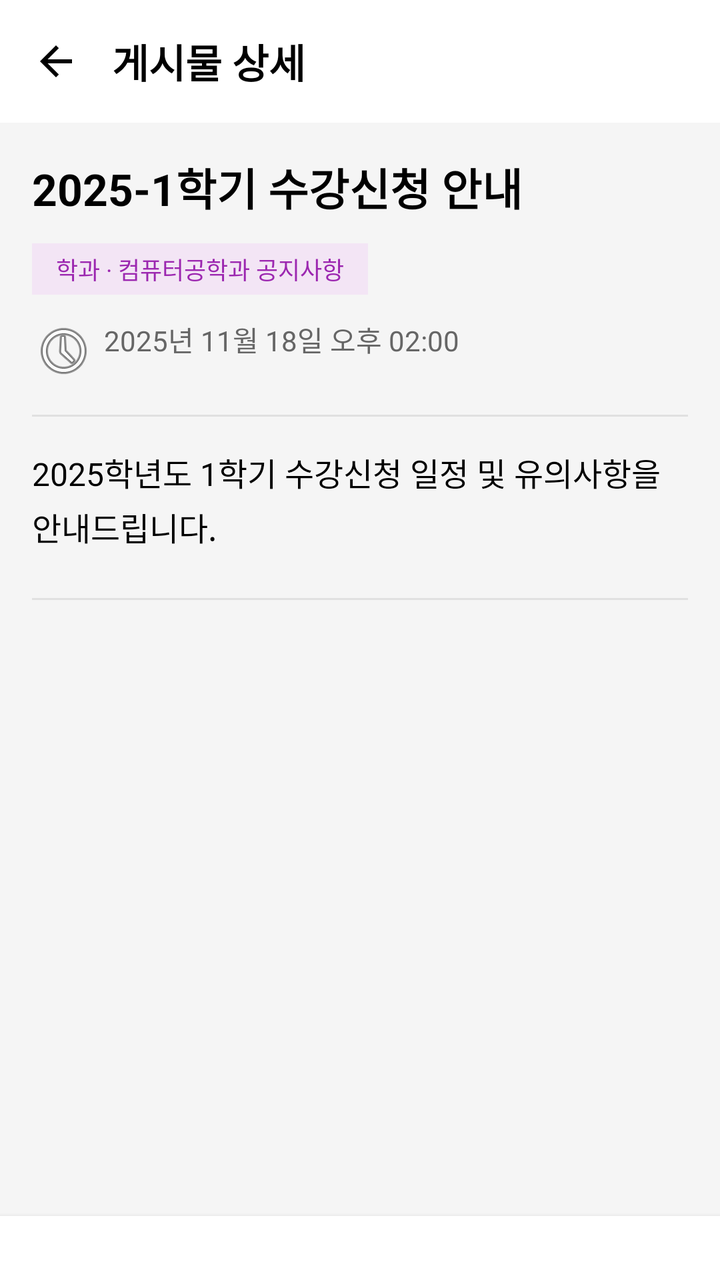
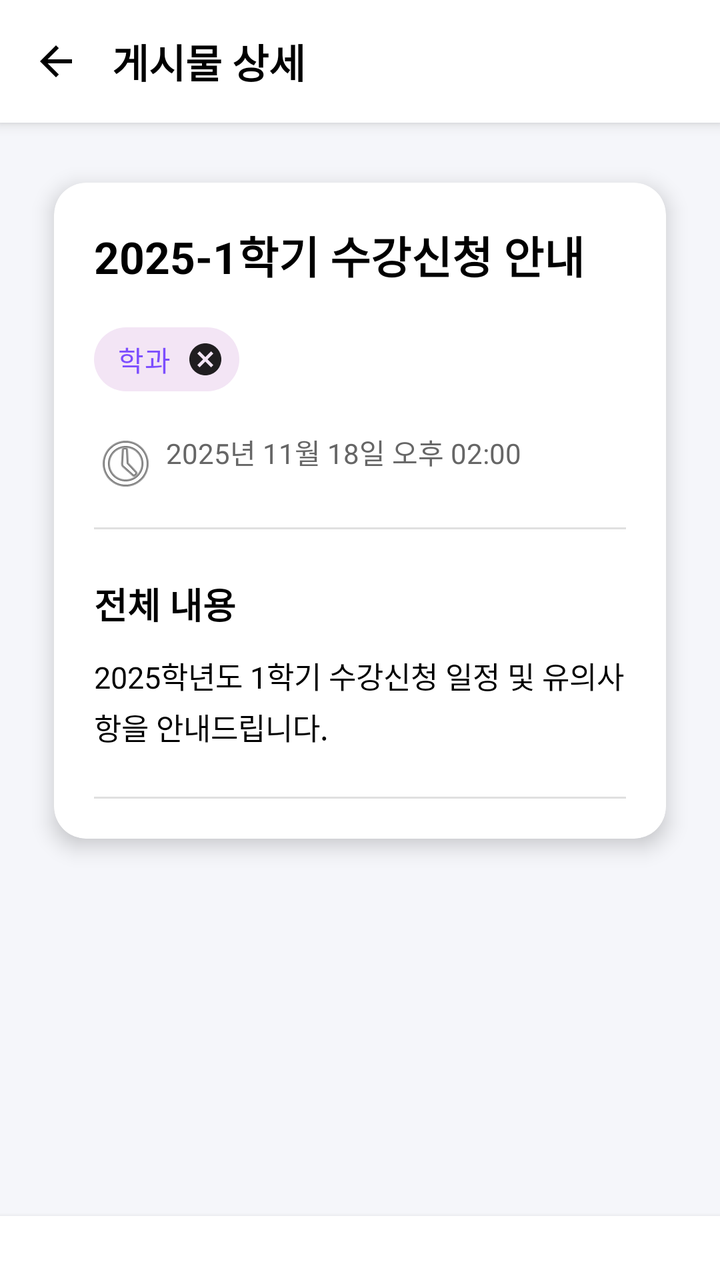

Two renders of the same Android screen: before a commit and after it. Below are the layout's source before the change and the commit's diff.
<!-- AndroidManifest.xml: application theme Theme.mobile_android -->
<!-- res/layout/activity_post_detail.xml -->
<?xml version="1.0" encoding="utf-8"?>
<androidx.constraintlayout.widget.ConstraintLayout xmlns:android="http://schemas.android.com/apk/res/android"
    xmlns:app="http://schemas.android.com/apk/res-auto"
    xmlns:tools="http://schemas.android.com/tools"
    android:layout_width="match_parent"
    android:layout_height="match_parent"
    android:background="#F5F5F5"
    tools:context=".ui.post.PostDetailActivity">

    
    <androidx.constraintlayout.widget.ConstraintLayout
        android:id="@+id/header"
        android:layout_width="match_parent"
        android:layout_height="wrap_content"
        android:background="@android:color/white"
        android:padding="16dp"
        app:layout_constraintTop_toTopOf="parent">

        <ImageButton
            android:id="@+id/btn_back"
            android:layout_width="24dp"
            android:layout_height="24dp"
            android:background="?attr/selectableItemBackgroundBorderless"
            android:contentDescription="뒤로가기"
            android:src="@drawable/ic_arrow_back"
            app:layout_constraintBottom_toBottomOf="parent"
            app:layout_constraintStart_toStartOf="parent"
            app:layout_constraintTop_toTopOf="parent"
            app:tint="@android:color/black" />

        <TextView
            android:id="@+id/toolbar_title"
            android:layout_width="wrap_content"
            android:layout_height="wrap_content"
            android:layout_marginStart="16dp"
            android:text="게시물 상세"
            android:textColor="@android:color/black"
            android:textSize="20sp"
            android:textStyle="bold"
            app:layout_constraintBottom_toBottomOf="parent"
            app:layout_constraintStart_toEndOf="@+id/btn_back"
            app:layout_constraintTop_toTopOf="parent" />

    </androidx.constraintlayout.widget.ConstraintLayout>

    <ScrollView
        android:layout_width="0dp"
        android:layout_height="0dp"
        app:layout_constraintBottom_toTopOf="@+id/bottom_actions"
        app:layout_constraintEnd_toEndOf="parent"
        app:layout_constraintStart_toStartOf="parent"
        app:layout_constraintTop_toBottomOf="@+id/header">

        <androidx.constraintlayout.widget.ConstraintLayout
            android:layout_width="match_parent"
            android:layout_height="wrap_content"
            android:padding="16dp">

            
            <TextView
                android:id="@+id/tv_post_title"
                android:layout_width="0dp"
                android:layout_height="wrap_content"
                android:text="2025-1학기 수강신청 안내"
                android:textColor="@android:color/black"
                android:textSize="22sp"
                android:textStyle="bold"
                app:layout_constraintEnd_toEndOf="parent"
                app:layout_constraintStart_toStartOf="parent"
                app:layout_constraintTop_toTopOf="parent"
                tools:ignore="HardcodedText" />

            
            <TextView
                android:id="@+id/tv_post_category"
                android:layout_width="wrap_content"
                android:layout_height="wrap_content"
                android:layout_marginTop="12dp"
                android:background="#F3E5F5"
                android:paddingHorizontal="12dp"
                android:paddingVertical="4dp"
                android:text="학과 · 컴퓨터공학과 공지사항"
                android:textColor="#9C27B0"
                android:textSize="12sp"
                app:layout_constraintStart_toStartOf="parent"
                app:layout_constraintTop_toBottomOf="@+id/tv_post_title"
                tools:ignore="HardcodedText" />

            
            <TextView
                android:id="@+id/tv_post_created_at"
                android:layout_width="0dp"
                android:layout_height="wrap_content"
                android:layout_marginTop="12dp"
                android:drawablePadding="4dp"
                android:text="2025년 11월 18일 오후 02:00"
                android:textColor="#666666"
                android:textSize="14sp"
                app:drawableStartCompat="@android:drawable/ic_menu_recent_history"
                app:layout_constraintEnd_toEndOf="parent"
                app:layout_constraintStart_toStartOf="parent"
                app:layout_constraintTop_toBottomOf="@+id/tv_post_category"
                tools:ignore="HardcodedText" />

            
            <TextView
                android:id="@+id/tv_post_event_date"
                android:layout_width="0dp"
                android:layout_height="wrap_content"
                android:layout_marginTop="8dp"
                android:drawablePadding="4dp"
                android:text="📅 마감일: 2025년 11월 25일 오전 12:00"
                android:textColor="#666666"
                android:textSize="14sp"
                android:visibility="gone"
                app:layout_constraintEnd_toEndOf="parent"
                app:layout_constraintStart_toStartOf="parent"
                app:layout_constraintTop_toBottomOf="@+id/tv_post_created_at"
                tools:ignore="HardcodedText"
                tools:visibility="visible" />

            
            <TextView
                android:id="@+id/tv_post_location"
                android:layout_width="0dp"
                android:layout_height="wrap_content"
                android:layout_marginTop="8dp"
                android:drawablePadding="4dp"
                android:text="📍 위치"
                android:textColor="#666666"
                android:textSize="14sp"
                android:visibility="gone"
                app:layout_constraintEnd_toEndOf="parent"
                app:layout_constraintStart_toStartOf="parent"
                app:layout_constraintTop_toBottomOf="@+id/tv_post_event_date"
                tools:ignore="HardcodedText"
                tools:visibility="visible" />

            
            <View
                android:id="@+id/divider1"
                android:layout_width="0dp"
                android:layout_height="1dp"
                android:layout_marginTop="16dp"
                android:background="#E0E0E0"
                app:layout_constraintEnd_toEndOf="parent"
                app:layout_constraintStart_toStartOf="parent"
                app:layout_constraintTop_toBottomOf="@+id/tv_post_location" />

            
            <TextView
                android:id="@+id/tv_post_content"
                android:layout_width="0dp"
                android:layout_height="wrap_content"
                android:layout_marginTop="16dp"
                android:lineSpacingExtra="4dp"
                android:text="2025학년도 1학기 수강신청 일정 및 유의사항을 안내드립니다."
                android:textColor="@android:color/black"
                android:textSize="16sp"
                app:layout_constraintEnd_toEndOf="parent"
                app:layout_constraintStart_toStartOf="parent"
                app:layout_constraintTop_toBottomOf="@+id/divider1"
                tools:ignore="HardcodedText" />

            
            <View
                android:id="@+id/divider2"
                android:layout_width="0dp"
                android:layout_height="1dp"
                android:layout_marginTop="24dp"
                android:background="#E0E0E0"
                app:layout_constraintEnd_toEndOf="parent"
                app:layout_constraintStart_toStartOf="parent"
                app:layout_constraintTop_toBottomOf="@+id/tv_post_content" />

            
            <TextView
                android:id="@+id/tv_source_info"
                android:layout_width="0dp"
                android:layout_height="wrap_content"
                android:layout_marginTop="16dp"
                android:background="#F5F5F5"
                android:padding="12dp"
                android:text="원문 확인하기\n\n브라우저에서 게시물 원문을 직접 확인할 수 있습니다"
                android:textColor="#666666"
                android:textSize="14sp"
                android:visibility="gone"
                app:layout_constraintEnd_toEndOf="parent"
                app:layout_constraintStart_toStartOf="parent"
                app:layout_constraintTop_toBottomOf="@+id/divider2"
                tools:visibility="visible" />

            
            <Button
                android:id="@+id/btn_view_source"
                android:layout_width="0dp"
                android:layout_height="wrap_content"
                android:layout_marginTop="12dp"
                android:backgroundTint="#2196F3"
                android:text="게시글 직접 보기"
                android:textColor="@android:color/white"
                android:visibility="gone"
                app:layout_constraintEnd_toEndOf="parent"
                app:layout_constraintStart_toStartOf="parent"
                app:layout_constraintTop_toBottomOf="@+id/tv_source_info"
                tools:visibility="visible" />

        </androidx.constraintlayout.widget.ConstraintLayout>

    </ScrollView>

    
    <LinearLayout
        android:id="@+id/bottom_actions"
        android:layout_width="0dp"
        android:layout_height="wrap_content"
        android:background="@android:color/white"
        android:elevation="4dp"
        android:orientation="vertical"
        android:padding="16dp"
        app:layout_constraintBottom_toBottomOf="parent"
        app:layout_constraintEnd_toEndOf="parent"
        app:layout_constraintStart_toStartOf="parent">

        
        <TextView
            android:id="@+id/tv_calendar_info"
            android:layout_width="match_parent"
            android:layout_height="wrap_content"
            android:layout_marginBottom="8dp"
            android:text="캘린더에 추가하기\n\n마감일을 캘린더에 추가하여 놓치지 마세요"
            android:textColor="#666666"
            android:textSize="14sp"
            android:visibility="gone"
            tools:visibility="visible" />

        
        <Button
            android:id="@+id/btn_add_to_calendar"
            android:layout_width="match_parent"
            android:layout_height="wrap_content"
            android:backgroundTint="#9C27B0"
            android:text="일정 추가하기"
            android:textColor="@android:color/white"
            android:visibility="gone"
            tools:visibility="visible" />

    </LinearLayout>

</androidx.constraintlayout.widget.ConstraintLayout>
<!-- resources referenced by this layout -->
<resources>
  <!-- drawable ic_arrow_back (drawable) -->
  <vector xmlns:android="http://schemas.android.com/apk/res/android"
      android:width="24dp"
      android:height="24dp"
      android:viewportWidth="24"
      android:viewportHeight="24">
    <path
        android:fillColor="@color/black"
        android:pathData="M20,11H7.83l5.59,-5.59L12,4l-8,8 8,8 1.41,-1.41L7.83,13H20v-2z"/>
  </vector>
  <style name="Theme.mobile_android" parent="Base.Theme.mobile_android" />
  <color name="black">#FF000000</color>
  <style name="Base.Theme.mobile_android" parent="Theme.MaterialComponents.DayNight.NoActionBar">
          
  
          <item name="colorPrimary">@color/login_bg1</item>
          <item name="colorPrimaryVariant">@color/login_bg1</item>
          <item name="colorOnPrimary">@color/white</item>
          <item name="colorSecondary">@color/login_bg2</item>
          <item name="colorSecondaryVariant">@color/login_bg2</item>
          <item name="colorOnSecondary">@color/login_bg2</item>
          <item name="android:statusBarColor">@color/login_bg1</item>
      </style>
  <color name="login_bg1">#0B0E18</color>
  <color name="white">#FFFFFFFF</color>
  <color name="login_bg2">#673AB7</color>
</resources>

<!-- the commit's change to res/layout/activity_post_detail.xml (unified diff, before → after) -->
@@ -4,7 +4,7 @@
     xmlns:tools="http://schemas.android.com/tools"
     android:layout_width="match_parent"
     android:layout_height="match_parent"
-    android:background="#F5F5F5"
+    android:background="@color/screen_background"
     tools:context=".ui.post.PostDetailActivity">
 
     
@@ -13,6 +13,7 @@
         android:layout_width="match_parent"
         android:layout_height="wrap_content"
         android:background="@android:color/white"
+        android:elevation="4dp"
         android:padding="16dp"
         app:layout_constraintTop_toTopOf="parent">
 
@@ -46,15 +47,31 @@
     <ScrollView
         android:layout_width="0dp"
         android:layout_height="0dp"
+        android:background="@color/screen_background"
+        android:paddingBottom="16dp"
         app:layout_constraintBottom_toTopOf="@+id/bottom_actions"
         app:layout_constraintEnd_toEndOf="parent"
         app:layout_constraintStart_toStartOf="parent"
         app:layout_constraintTop_toBottomOf="@+id/header">
 
-        <androidx.constraintlayout.widget.ConstraintLayout
+        <LinearLayout
             android:layout_width="match_parent"
             android:layout_height="wrap_content"
+            android:orientation="vertical"
             android:padding="16dp">
+
+            <androidx.cardview.widget.CardView
+                android:layout_width="match_parent"
+                android:layout_height="wrap_content"
+                android:layout_marginBottom="16dp"
+                app:cardCornerRadius="16dp"
+                app:cardElevation="6dp"
+                app:cardUseCompatPadding="true">
+
+                <androidx.constraintlayout.widget.ConstraintLayout
+                    android:layout_width="match_parent"
+                    android:layout_height="wrap_content"
+                    android:padding="20dp">
 
             
             <TextView
@@ -71,20 +88,26 @@
                 tools:ignore="HardcodedText" />
 
             
-            <TextView
-                android:id="@+id/tv_post_category"
-                android:layout_width="wrap_content"
+            <com.google.android.material.chip.ChipGroup
+                android:id="@+id/chip_group_categories"
+                android:layout_width="0dp"
                 android:layout_height="wrap_content"
                 android:layout_marginTop="12dp"
-                android:background="#F3E5F5"
-                android:paddingHorizontal="12dp"
-                android:paddingVertical="4dp"
-                android:text="학과 · 컴퓨터공학과 공지사항"
-                android:textColor="#9C27B0"
-                android:textSize="12sp"
-                app:layout_constraintStart_toStartOf="parent"
-                app:layout_constraintTop_toBottomOf="@+id/tv_post_title"
-                tools:ignore="HardcodedText" />
+                app:chipSpacing="8dp"
+                app:layout_constraintEnd_toEndOf="parent"
+                app:layout_constraintStart_toStartOf="parent"
+                app:layout_constraintTop_toBottomOf="@+id/tv_post_title">
+
+                <com.google.android.material.chip.Chip
+                    android:id="@+id/chip_category"
+                    style="@style/Widget.MaterialComponents.Chip.Entry"
+                    android:layout_width="wrap_content"
+                    android:layout_height="wrap_content"
+                    android:text="학과"
+                    android:textColor="#7C4DFF"
+                    app:chipBackgroundColor="#F3E5F5" />
+
+            </com.google.android.material.chip.ChipGroup>
 
             
             <TextView
@@ -99,7 +122,7 @@
                 app:drawableStartCompat="@android:drawable/ic_menu_recent_history"
                 app:layout_constraintEnd_toEndOf="parent"
                 app:layout_constraintStart_toStartOf="parent"
-                app:layout_constraintTop_toBottomOf="@+id/tv_post_category"
+                app:layout_constraintTop_toBottomOf="@+id/chip_group_categories"
                 tools:ignore="HardcodedText" />
 
             
@@ -109,7 +132,7 @@
                 android:layout_height="wrap_content"
                 android:layout_marginTop="8dp"
                 android:drawablePadding="4dp"
-                android:text="📅 마감일: 2025년 11월 25일 오전 12:00"
+                android:text="마감일: 2025년 11월 25일 오전 12:00"
                 android:textColor="#666666"
                 android:textSize="14sp"
                 android:visibility="gone"
@@ -126,7 +149,7 @@
                 android:layout_height="wrap_content"
                 android:layout_marginTop="8dp"
                 android:drawablePadding="4dp"
-                android:text="📍 위치"
+                android:text="장소 정보"
                 android:textColor="#666666"
                 android:textSize="14sp"
                 android:visibility="gone"
@@ -148,18 +171,90 @@
                 app:layout_constraintTop_toBottomOf="@+id/tv_post_location" />
 
             
+            <androidx.cardview.widget.CardView
+                android:id="@+id/card_ai_summary"
+                android:layout_width="0dp"
+                android:layout_height="wrap_content"
+                android:layout_marginTop="16dp"
+                android:visibility="gone"
+                app:cardBackgroundColor="#E3F2FD"
+                app:cardCornerRadius="12dp"
+                app:cardElevation="0dp"
+                app:layout_constraintEnd_toEndOf="parent"
+                app:layout_constraintStart_toStartOf="parent"
+                app:layout_constraintTop_toBottomOf="@+id/divider1"
+                tools:visibility="visible">
+
+                <LinearLayout
+                    android:layout_width="match_parent"
+                    android:layout_height="wrap_content"
+                    android:orientation="vertical"
+                    android:padding="16dp">
+
+                    <LinearLayout
+                        android:layout_width="match_parent"
+                        android:layout_height="wrap_content"
+                        android:gravity="center_vertical"
+                        android:orientation="horizontal">
+
+                        <ImageView
+                            android:layout_width="24dp"
+                            android:layout_height="24dp"
+                            android:src="@android:drawable/ic_dialog_info"
+                            app:tint="#2196F3" />
+
+                        <TextView
+                            android:layout_width="wrap_content"
+                            android:layout_height="wrap_content"
+                            android:layout_marginStart="8dp"
+                            android:text="AI 요약"
+                            android:textColor="#2196F3"
+                            android:textSize="16sp"
+                            android:textStyle="bold" />
+
+                    </LinearLayout>
+
+                    <TextView
+                        android:id="@+id/tv_ai_summary"
+                        android:layout_width="match_parent"
+                        android:layout_height="wrap_content"
+                        android:layout_marginTop="12dp"
+                        android:lineSpacingExtra="4dp"
+                        android:text="AI가 생성한 요약 내용입니다."
+                        android:textColor="#1976D2"
+                        android:textSize="14sp" />
+
+                </LinearLayout>
+
+            </androidx.cardview.widget.CardView>
+
+            
+            <TextView
+                android:id="@+id/tv_content_title"
+                android:layout_width="0dp"
+                android:layout_height="wrap_content"
+                android:layout_marginTop="24dp"
+                android:text="전체 내용"
+                android:textColor="@android:color/black"
+                android:textSize="18sp"
+                android:textStyle="bold"
+                app:layout_constraintEnd_toEndOf="parent"
+                app:layout_constraintStart_toStartOf="parent"
+                app:layout_constraintTop_toBottomOf="@+id/card_ai_summary" />
+
+            
             <TextView
                 android:id="@+id/tv_post_content"
                 android:layout_width="0dp"
                 android:layout_height="wrap_content"
-                android:layout_marginTop="16dp"
+                android:layout_marginTop="12dp"
                 android:lineSpacingExtra="4dp"
                 android:text="2025학년도 1학기 수강신청 일정 및 유의사항을 안내드립니다."
                 android:textColor="@android:color/black"
-                android:textSize="16sp"
-                app:layout_constraintEnd_toEndOf="parent"
-                app:layout_constraintStart_toStartOf="parent"
-                app:layout_constraintTop_toBottomOf="@+id/divider1"
+                android:textSize="15sp"
+                app:layout_constraintEnd_toEndOf="parent"
+                app:layout_constraintStart_toStartOf="parent"
+                app:layout_constraintTop_toBottomOf="@+id/tv_content_title"
                 tools:ignore="HardcodedText" />
 
             
@@ -174,38 +269,63 @@
                 app:layout_constraintTop_toBottomOf="@+id/tv_post_content" />
 
             
-            <TextView
-                android:id="@+id/tv_source_info"
+            <androidx.cardview.widget.CardView
+                android:id="@+id/card_view_source"
                 android:layout_width="0dp"
                 android:layout_height="wrap_content"
                 android:layout_marginTop="16dp"
-                android:background="#F5F5F5"
-                android:padding="12dp"
-                android:text="원문 확인하기\n\n브라우저에서 게시물 원문을 직접 확인할 수 있습니다"
-                android:textColor="#666666"
-                android:textSize="14sp"
                 android:visibility="gone"
+                app:cardBackgroundColor="#FFFFFF"
+                app:cardCornerRadius="12dp"
+                app:cardElevation="2dp"
                 app:layout_constraintEnd_toEndOf="parent"
                 app:layout_constraintStart_toStartOf="parent"
                 app:layout_constraintTop_toBottomOf="@+id/divider2"
-                tools:visibility="visible" />
-
-            
-            <Button
-                android:id="@+id/btn_view_source"
-                android:layout_width="0dp"
-                android:layout_height="wrap_content"
-                android:layout_marginTop="12dp"
-                android:backgroundTint="#2196F3"
-                android:text="게시글 직접 보기"
-                android:textColor="@android:color/white"
-                android:visibility="gone"
-                app:layout_constraintEnd_toEndOf="parent"
-                app:layout_constraintStart_toStartOf="parent"
-                app:layout_constraintTop_toBottomOf="@+id/tv_source_info"
-                tools:visibility="visible" />
-
-        </androidx.constraintlayout.widget.ConstraintLayout>
+                tools:visibility="visible">
+
+                <LinearLayout
+                    android:layout_width="match_parent"
+                    android:layout_height="wrap_content"
+                    android:orientation="vertical"
+                    android:padding="16dp">
+
+                    <TextView
+                        android:layout_width="match_parent"
+                        android:layout_height="wrap_content"
+                        android:text="원문 확인하기"
+                        android:textColor="@android:color/black"
+                        android:textSize="16sp"
+                        android:textStyle="bold" />
+
+                    <TextView
+                        android:layout_width="match_parent"
+                        android:layout_height="wrap_content"
+                        android:layout_marginTop="8dp"
+                        android:text="브라우저에서 게시물 원문을 직접 확인할 수 있습니다"
+                        android:textColor="#666666"
+                        android:textSize="14sp" />
+
+                    <Button
+                        android:id="@+id/btn_view_source"
+                        android:layout_width="match_parent"
+                        android:layout_height="wrap_content"
+                        android:layout_marginTop="12dp"
+                        android:backgroundTint="#2196F3"
+                        android:drawableLeft="@android:drawable/ic_menu_view"
+                        android:drawablePadding="8dp"
+                        android:drawableTint="@android:color/white"
+                        android:text="게시글 직접 보기"
+                        android:textColor="@android:color/white" />
+
+                </LinearLayout>
+
+            </androidx.cardview.widget.CardView>
+
+                </androidx.constraintlayout.widget.ConstraintLayout>
+
+            </androidx.cardview.widget.CardView>
+
+        </LinearLayout>
 
     </ScrollView>
 
@@ -227,10 +347,21 @@
             android:id="@+id/tv_calendar_info"
             android:layout_width="match_parent"
             android:layout_height="wrap_content"
-            android:layout_marginBottom="8dp"
-            android:text="캘린더에 추가하기\n\n마감일을 캘린더에 추가하여 놓치지 마세요"
+            android:layout_marginBottom="4dp"
+            android:text="캘린더에 추가"
+            android:textColor="@android:color/black"
+            android:textSize="15sp"
+            android:textStyle="bold"
+            android:visibility="gone"
+            tools:visibility="visible" />
+
+        <TextView
+            android:layout_width="match_parent"
+            android:layout_height="wrap_content"
+            android:layout_marginBottom="12dp"
+            android:text="마감일을 캘린더에 추가하여 놓치지 마세요"
             android:textColor="#666666"
-            android:textSize="14sp"
+            android:textSize="13sp"
             android:visibility="gone"
             tools:visibility="visible" />
 
@@ -239,10 +370,15 @@
             android:id="@+id/btn_add_to_calendar"
             android:layout_width="match_parent"
             android:layout_height="wrap_content"
-            android:backgroundTint="#9C27B0"
+            android:backgroundTint="#FFFFFF"
+            android:drawableLeft="@android:drawable/ic_menu_my_calendar"
+            android:drawablePadding="8dp"
+            android:drawableTint="#666666"
             android:text="일정 추가하기"
-            android:textColor="@android:color/white"
+            android:textColor="#666666"
             android:visibility="gone"
+            app:strokeColor="#E0E0E0"
+            app:strokeWidth="1dp"
             tools:visibility="visible" />
 
     </LinearLayout>
<!-- resource entries referenced after the edit -->
@@ -1,5 +1,6 @@
 <!-- resources referenced by this layout -->
 <resources>
+  <color name="screen_background">#F5F6FA</color>
   <!-- drawable ic_arrow_back (drawable) -->
   <vector xmlns:android="http://schemas.android.com/apk/res/android"
       android:width="24dp"
